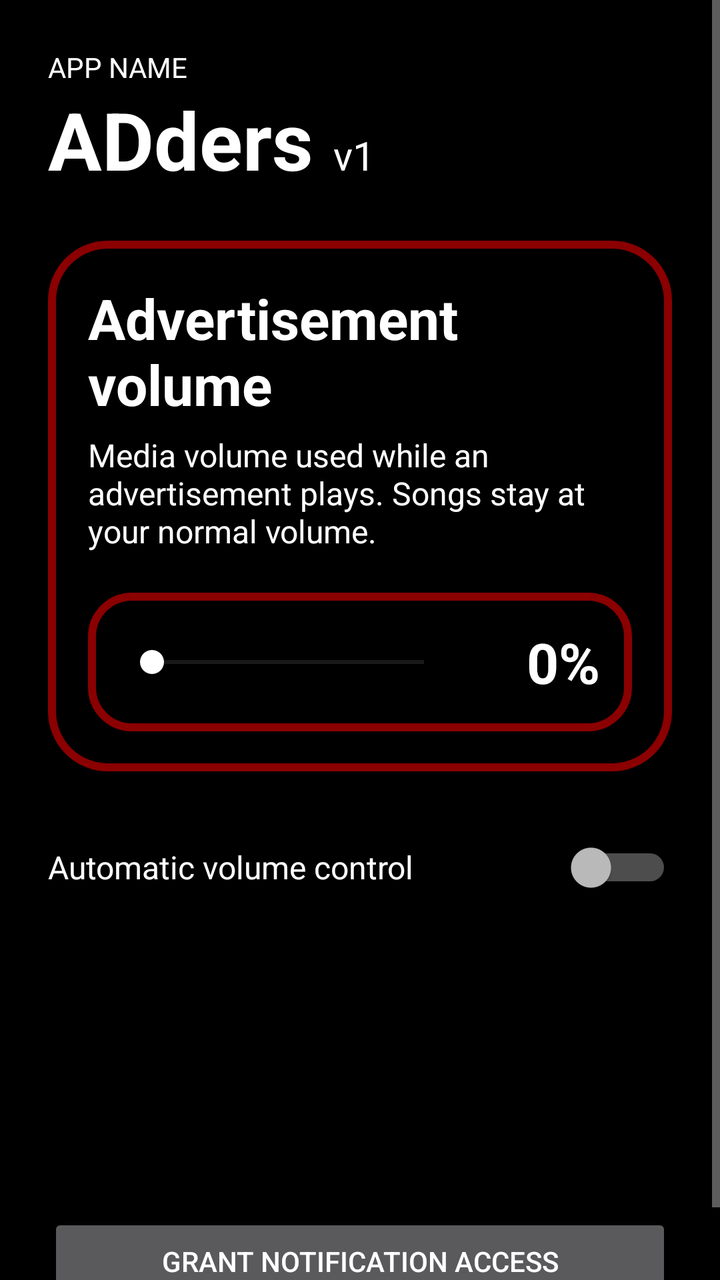
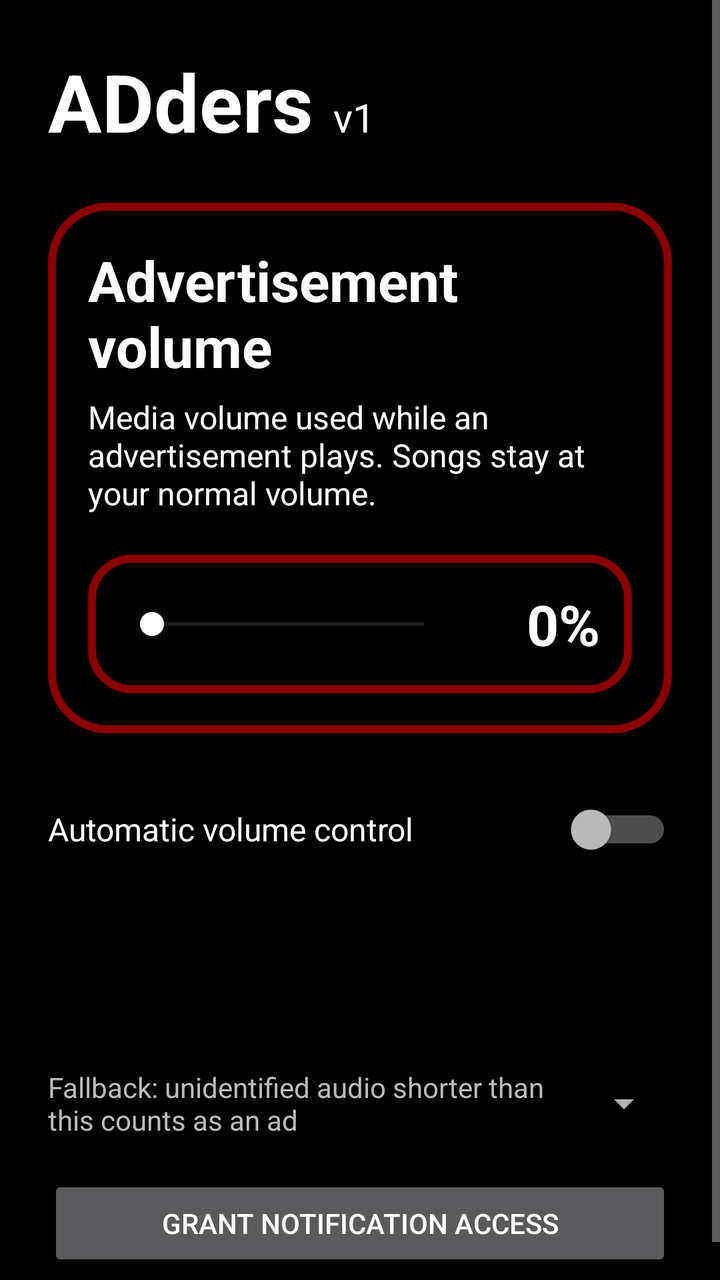

Two renders of the same Android screen: before a commit and after it. Below are the layout's source before the change and the commit's diff.
<!-- AndroidManifest.xml: application theme Theme.ADders -->
<!-- res/layout/activity_main.xml -->
<?xml version="1.0" encoding="utf-8"?>
<ScrollView xmlns:android="http://schemas.android.com/apk/res/android"
    android:layout_width="match_parent"
    android:layout_height="match_parent"
    android:background="#000000"
    android:fillViewport="true">

    <LinearLayout
        android:layout_width="match_parent"
        android:layout_height="wrap_content"
        android:orientation="vertical"
        android:padding="24dp">

        <TextView
            android:layout_width="wrap_content"
            android:layout_height="wrap_content"
            android:text="APP NAME"
            android:textColor="#FFFFFF"
            android:textSize="14sp" />

        <LinearLayout
            android:layout_width="match_parent"
            android:layout_height="wrap_content"
            android:baselineAligned="true"
            android:orientation="horizontal">

            <TextView
                android:layout_width="wrap_content"
                android:layout_height="wrap_content"
                android:text="ADders"
                android:textColor="#FFFFFF"
                android:textSize="40sp"
                android:textStyle="bold" />

            <TextView
                android:layout_width="wrap_content"
                android:layout_height="wrap_content"
                android:layout_marginStart="10dp"
                android:text="v1"
                android:textColor="#FFFFFF"
                android:textSize="20sp" />
        </LinearLayout>

        <LinearLayout
            android:layout_width="match_parent"
            android:layout_height="wrap_content"
            android:layout_marginTop="24dp"
            android:background="@drawable/panel_outer"
            android:orientation="vertical"
            android:padding="20dp">

            <TextView
                android:layout_width="match_parent"
                android:layout_height="wrap_content"
                android:text="Advertisement volume"
                android:textColor="#FFFFFF"
                android:textSize="28sp"
                android:textStyle="bold" />

            <TextView
                android:layout_width="match_parent"
                android:layout_height="wrap_content"
                android:layout_marginTop="6dp"
                android:text="Media volume used while an advertisement plays. Songs stay at your normal volume."
                android:textColor="#FFFFFF"
                android:textSize="16sp" />

            <LinearLayout
                android:layout_width="match_parent"
                android:layout_height="wrap_content"
                android:layout_marginTop="20dp"
                android:background="@drawable/panel_inner"
                android:gravity="center_vertical"
                android:orientation="horizontal"
                android:padding="16dp">

                <SeekBar
                    android:id="@+id/slider"
                    android:layout_width="0dp"
                    android:layout_height="wrap_content"
                    android:layout_weight="1"
                    android:max="100"
                    android:progressBackgroundTint="#555555"
                    android:progressTint="#FFFFFF"
                    android:thumbTint="#FFFFFF" />

                <TextView
                    android:id="@+id/percent"
                    android:layout_width="72dp"
                    android:layout_height="wrap_content"
                    android:gravity="end"
                    android:text="0%"
                    android:textColor="#FFFFFF"
                    android:textSize="28sp"
                    android:textStyle="bold" />
            </LinearLayout>
        </LinearLayout>

        <LinearLayout
            android:layout_width="match_parent"
            android:layout_height="wrap_content"
            android:layout_marginTop="24dp"
            android:orientation="vertical">

            <Switch
                android:id="@+id/autoSwitch"
                android:layout_width="match_parent"
                android:layout_height="wrap_content"
                android:minHeight="48dp"
                android:text="Automatic volume control"
                android:textColor="#FFFFFF"
                android:textSize="16sp" />

            <TextView
                android:id="@+id/app"
                android:layout_width="match_parent"
                android:layout_height="wrap_content"
                android:paddingTop="8dp"
                android:textColor="#FFFFFF"
                android:textSize="16sp" />

            <TextView
                android:id="@+id/state"
                android:layout_width="match_parent"
                android:layout_height="wrap_content"
                android:paddingTop="8dp"
                android:textColor="#FFFFFF"
                android:textSize="16sp" />

            <TextView
                android:id="@+id/volume"
                android:layout_width="match_parent"
                android:layout_height="wrap_content"
                android:paddingTop="8dp"
                android:textColor="#FFFFFF"
                android:textSize="16sp" />

            <TextView
                android:id="@+id/fallback"
                android:layout_width="match_parent"
                android:layout_height="wrap_content"
                android:minHeight="48dp"
                android:gravity="center_vertical"
                android:textColor="#BBBBBB"
                android:textSize="14sp" />

            <Button
                android:id="@+id/grant"
                android:layout_width="match_parent"
                android:layout_height="wrap_content"
                android:layout_marginTop="12dp"
                android:text="Grant notification access" />
        </LinearLayout>
    </LinearLayout>
</ScrollView>
<!-- resources referenced by this layout -->
<resources>
  <!-- drawable panel_inner (drawable) -->
  <?xml version="1.0" encoding="utf-8"?>
  <shape xmlns:android="http://schemas.android.com/apk/res/android" android:shape="rectangle">
      <solid android:color="#000000" />
      <stroke android:width="4dp" android:color="#8B0000" />
      <corners android:radius="20dp" />
  </shape>
  <!-- drawable panel_outer (drawable) -->
  <?xml version="1.0" encoding="utf-8"?>
  <shape xmlns:android="http://schemas.android.com/apk/res/android" android:shape="rectangle">
      <solid android:color="#000000" />
      <stroke android:width="4dp" android:color="#8B0000" />
      <corners android:radius="28dp" />
  </shape>
  <style name="Theme.ADders" parent="android:Theme.Material.NoActionBar">
          <item name="android:windowBackground">#000000</item>
          <item name="android:statusBarColor">#000000</item>
          <item name="android:navigationBarColor">#000000</item>
          <item name="android:colorAccent">#8B0000</item>
      </style>
</resources>

<!-- the commit's change to res/layout/activity_main.xml (unified diff, before → after) -->
@@ -10,13 +10,6 @@
         android:layout_height="wrap_content"
         android:orientation="vertical"
         android:padding="24dp">
-
-        <TextView
-            android:layout_width="wrap_content"
-            android:layout_height="wrap_content"
-            android:text="APP NAME"
-            android:textColor="#FFFFFF"
-            android:textSize="14sp" />
 
         <LinearLayout
             android:layout_width="match_parent"
@@ -135,14 +128,27 @@
                 android:textColor="#FFFFFF"
                 android:textSize="16sp" />
 
-            <TextView
-                android:id="@+id/fallback"
+            <LinearLayout
                 android:layout_width="match_parent"
                 android:layout_height="wrap_content"
+                android:gravity="center_vertical"
                 android:minHeight="48dp"
-                android:gravity="center_vertical"
-                android:textColor="#BBBBBB"
-                android:textSize="14sp" />
+                android:orientation="horizontal">
+
+                <TextView
+                    android:layout_width="0dp"
+                    android:layout_height="wrap_content"
+                    android:layout_weight="1"
+                    android:text="Fallback: unidentified audio shorter than this counts as an ad"
+                    android:textColor="#BBBBBB"
+                    android:textSize="14sp" />
+
+                <Spinner
+                    android:id="@+id/fallback"
+                    android:layout_width="wrap_content"
+                    android:layout_height="48dp"
+                    android:layout_marginStart="12dp" />
+            </LinearLayout>
 
             <Button
                 android:id="@+id/grant"
